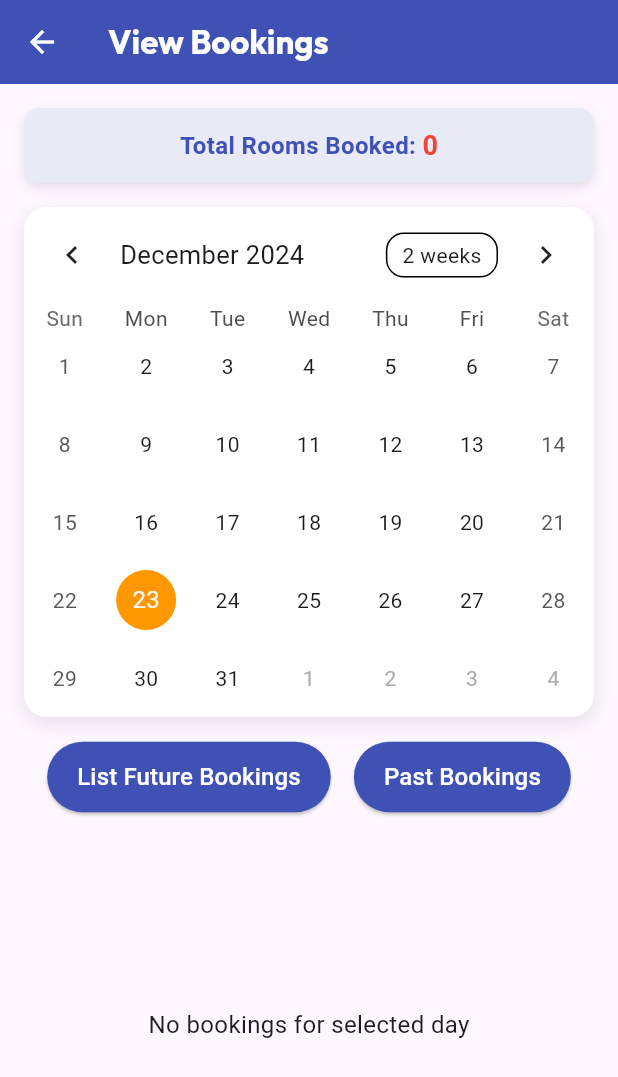
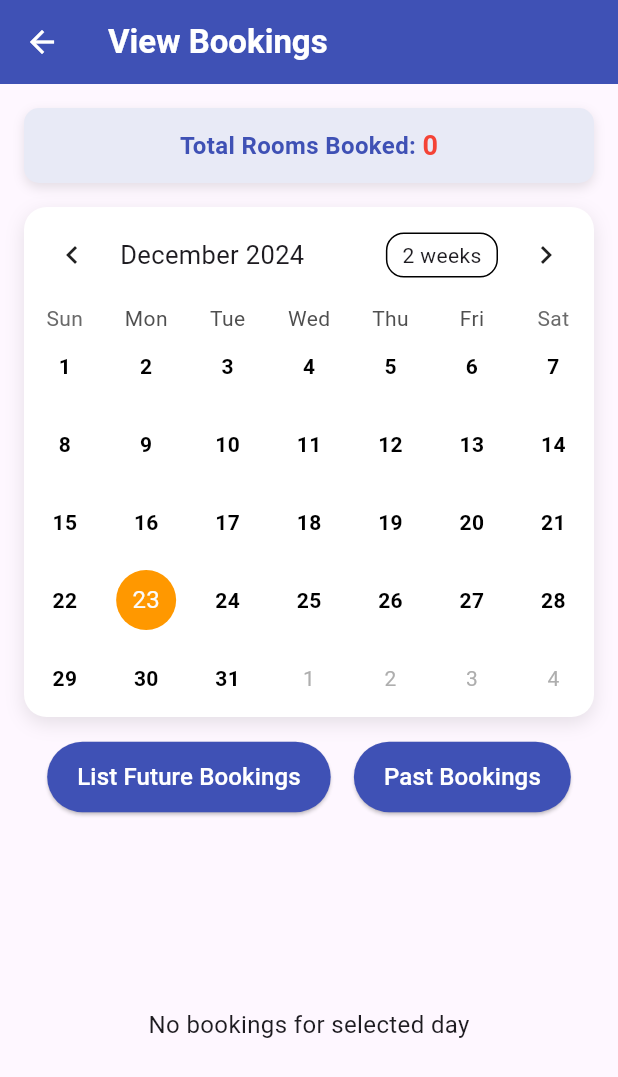
Before and after one commit to Esandu-Meth-Obadaarachchi/odon_booking_flutter_app, a Flutter app: the screen it shows after launch, after a tap on "View Bookings", on a phone screen of 412 x 824 dp. Shown: the top 1077 px of the screen. Run offline on Flutter 3.47's test engine with Material 3 defaults, Android fonts, the phone set to English and light mode, and no system bars; drawn by our look-alikes of table_calendar; our stand-ins replace month_picker_dialog; network calls fail.

Commit message:
MADE UPDATE TO VIEW PAGE CALENDAR

```diff
--- a/lib/view_bookings_screen.dart
+++ b/lib/view_bookings_screen.dart
@@ -44,22 +44,30 @@ class _ViewBookingsScreenState extends State<ViewBookingsScreen> {
     try {
       final bookings = await _apiService.fetchFutureBookings(DateTime.now());
       Map<DateTime, List> events = {};
-      int totalBookings = 0;
+      int totalRoomNights = 0;
 
       for (var booking in bookings) {
         DateTime checkInDate = DateTime.parse(booking['checkIn']);
+        DateTime checkOutDate = DateTime.parse(booking['checkOut']);
+
+        // Calculate the number of nights for the booking
+        int nights = checkOutDate.difference(checkInDate).inDays;
+
+        // Add to total room-nights
+        totalRoomNights += nights;
+
+        // Populate events map for the calendar
         if (checkInDate.year == _focusedDay.year && checkInDate.month == _focusedDay.month) {
-          totalBookings++;
-        }
           if (events[checkInDate] == null) {
             events[checkInDate] = [];
           }
           events[checkInDate]!.add(booking);
         }
+      }
 
       setState(() {
         _events = events;
-        _totalBookingsForMonth = totalBookings; // Update total bookings
+        _totalBookingsForMonth = totalRoomNights; // Update total room-nights
       });
     } catch (e) {
       print('Failed to fetch future bookings: $e');
@@ -140,7 +148,8 @@ class _ViewBookingsScreenState extends State<ViewBookingsScreen> {
                   ),
                 ],
               ),
-              child: TableCalendar(
+              child:
+              TableCalendar(
                 firstDay: DateTime.utc(2020, 1, 1),
                 lastDay: DateTime.utc(2030, 12, 31),
                 focusedDay: _focusedDay,
@@ -168,20 +177,57 @@ class _ViewBookingsScreenState extends State<ViewBookingsScreen> {
                 },
                 eventLoader: _getEventsForDay,
                 calendarStyle: CalendarStyle(
-                  markerDecoration: BoxDecoration(
-                    color: Colors.indigo,
+                  todayDecoration: BoxDecoration(
+                    color: Colors.orange,
                     shape: BoxShape.circle,
                   ),
                   selectedDecoration: BoxDecoration(
                     color: Colors.green,
                     shape: BoxShape.circle,
                   ),
-                  todayDecoration: BoxDecoration(
-                    color: Colors.orange,
+                  markerDecoration: BoxDecoration(), // Removes the default marker dots
+                ),
+                calendarBuilders: CalendarBuilders(
+                  defaultBuilder: (context, day, focusedDay) {
+                    final events = _getEventsForDay(day);
+                    return Center(
+                      child: Stack(
+                        alignment: Alignment.center,
+                        children: [
+                          Container(
+                            width: 40,
+                            height: 40,
+                            decoration: BoxDecoration(
                               shape: BoxShape.circle,
+                              color: day == _selectedDay ? Colors.green : Colors.white,
+                            ),
+                            alignment: Alignment.center,
+                            child: Text(
+                              '${day.day}', // Show the day number
+                              style: TextStyle(
+                                fontWeight: FontWeight.bold,
+                                color: day == _focusedDay ? Colors.white : Colors.black,
                               ),
                             ),
                           ),
+                          if (events.isNotEmpty)
+                            Positioned(
+                              bottom: -3, // Adjusted for better placement
+                              child: Text(
+                                '${events.length}', // Show the number of bookings
+                                style: TextStyle(
+                                  fontSize: 14, // Increased font size
+                                  fontWeight: FontWeight.bold,
+                                  color: Colors.red,
+                                ),
+                              ),
+                            ),
+                        ],
+                      ),
+                    );
+                  },
+                ),
+              )
             ),
             const SizedBox(height: 16.0),
             Row(
```
Also changed, not shown: pubspec.yaml (+6 -1 lines), pubspec.lock. Lines whose indentation alone changed are shown as unchanged.
